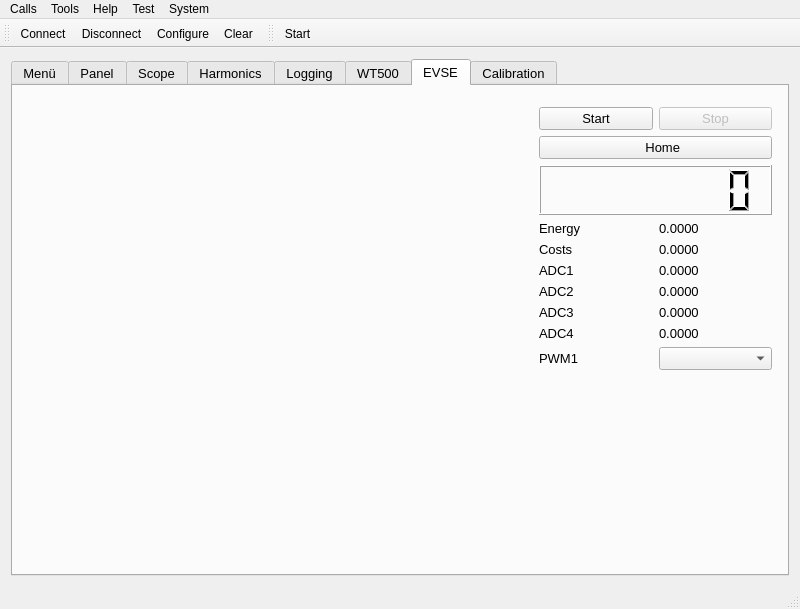
Qt form PSOM Connect/gui/mainwindow.ui (NilsMinor/PSOM-Connect) before a commit.
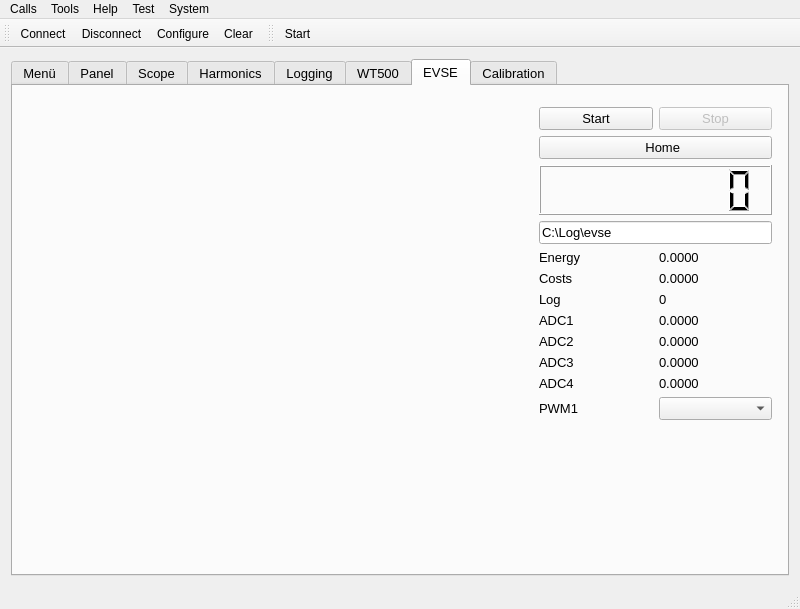
The same form after that commit. The open tabs and pages were chosen to show the change. Icons and pictures are not drawn.

Commit message: Edit support for excel print outs

Patch:
```diff
--- a/PSOM Connect/gui/mainwindow.ui
+++ b/PSOM Connect/gui/mainwindow.ui
@@ -1519,21 +1519,49 @@
          </item>
          <item row="2" column="1">
           <layout class="QGridLayout" name="gridLayout_13">
-           <item row="1" column="0">
+           <item row="2" column="0">
             <widget class="QLabel" name="label_3">
              <property name="text">
               <string>Costs</string>
              </property>
             </widget>
            </item>
-           <item row="1" column="1">
+           <item row="1" column="0">
+            <widget class="QLabel" name="label_8">
+             <property name="text">
+              <string>Energy</string>
+             </property>
+            </widget>
+           </item>
+           <item row="3" column="1">
+            <widget class="QLabel" name="label_11">
+             <property name="text">
+              <string>0</string>
+             </property>
+            </widget>
+           </item>
+           <item row="2" column="1">
             <widget class="QLabel" name="labelEVSECosts">
              <property name="text">
               <string>0.0000</string>
              </property>
             </widget>
            </item>
-           <item row="7" column="0">
+           <item row="3" column="0">
+            <widget class="QLabel" name="label_4">
+             <property name="text">
+              <string>Log</string>
+             </property>
+            </widget>
+           </item>
+           <item row="1" column="1">
+            <widget class="QLabel" name="labelEVSEEnergy">
+             <property name="text">
+              <string>0.0000</string>
+             </property>
+            </widget>
+           </item>
+           <item row="9" column="0">
             <spacer name="verticalSpacer_3">
              <property name="orientation">
               <enum>Qt::Vertical</enum>
@@ -1546,83 +1574,76 @@
              </property>
             </spacer>
            </item>
-           <item row="4" column="0">
+           <item row="6" column="0">
             <widget class="QLabel" name="label_14">
              <property name="text">
               <string>ADC3</string>
              </property>
             </widget>
            </item>
-           <item row="4" column="1">
+           <item row="6" column="1">
             <widget class="QLabel" name="labelADC3">
              <property name="text">
               <string>0.0000</string>
              </property>
             </widget>
            </item>
-           <item row="5" column="0">
+           <item row="7" column="0">
             <widget class="QLabel" name="label_9">
              <property name="text">
               <string>ADC4</string>
              </property>
             </widget>
            </item>
-           <item row="5" column="1">
+           <item row="7" column="1">
             <widget class="QLabel" name="labelADC4">
              <property name="text">
               <string>0.0000</string>
              </property>
             </widget>
            </item>
-           <item row="6" column="0">
+           <item row="8" column="0">
             <widget class="QLabel" name="label_2">
              <property name="text">
               <string>PWM1</string>
              </property>
             </widget>
            </item>
-           <item row="6" column="1">
+           <item row="8" column="1">
             <widget class="QComboBox" name="comboBoxPWM1"/>
            </item>
-           <item row="2" column="0">
+           <item row="4" column="0">
             <widget class="QLabel" name="label_18">
              <property name="text">
               <string>ADC1</string>
              </property>
             </widget>
            </item>
-           <item row="2" column="1">
+           <item row="4" column="1">
             <widget class="QLabel" name="labelADC1">
              <property name="text">
               <string>0.0000</string>
              </property>
             </widget>
            </item>
-           <item row="3" column="0">
+           <item row="5" column="0">
             <widget class="QLabel" name="label_16">
              <property name="text">
               <string>ADC2</string>
              </property>
             </widget>
            </item>
-           <item row="3" column="1">
+           <item row="5" column="1">
             <widget class="QLabel" name="labelADC2">
              <property name="text">
               <string>0.0000</string>
              </property>
             </widget>
            </item>
-           <item row="0" column="0">
-            <widget class="QLabel" name="label_8">
+           <item row="0" column="0" colspan="2">
+            <widget class="QLineEdit" name="lineEditLogEVSE">
              <property name="text">
-              <string>Energy</string>
-             </property>
-            </widget>
-           </item>
-           <item row="0" column="1">
-            <widget class="QLabel" name="labelEVSEEnergy">
-             <property name="text">
-              <string>0.0000</string>
+              <string>C:\Log\evse</string>
              </property>
             </widget>
            </item>
```
Left out of the diff: 155 changed lines with no effect on the pictures. The commit also changes 28 other files.
